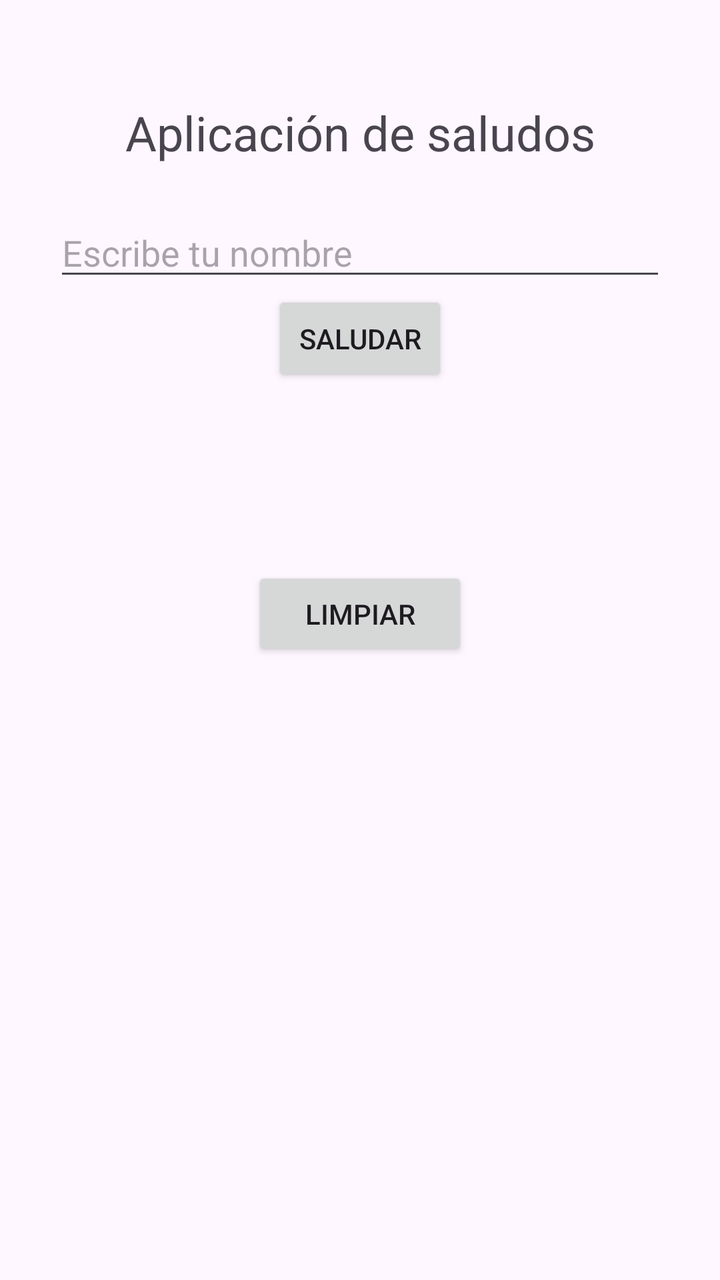
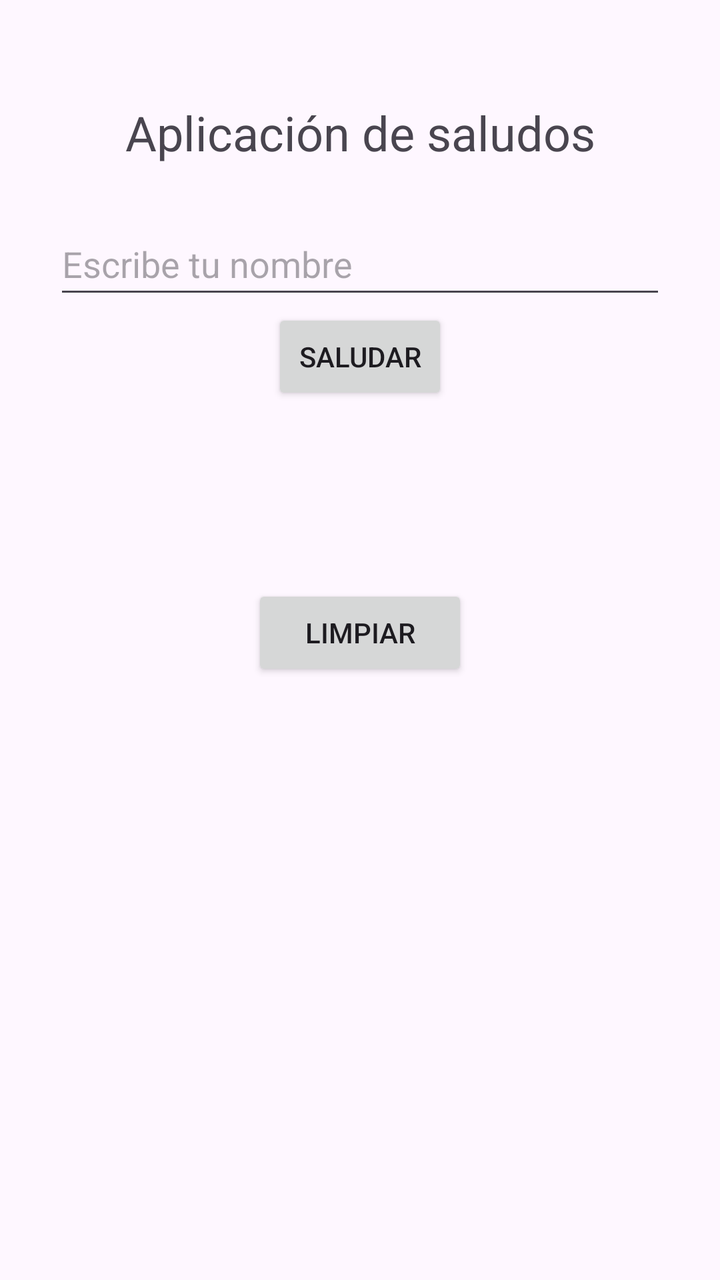

Screens rendered from an Android XML layout before and after an edit, with the pre-edit source and the edit as a unified diff.
<!-- AndroidManifest.xml: application theme Theme.MiApp1 -->
<!-- res/layout/activity_main.xml -->
<?xml version="1.0" encoding="utf-8"?>
<androidx.constraintlayout.widget.ConstraintLayout xmlns:android="http://schemas.android.com/apk/res/android"
    xmlns:app="http://schemas.android.com/apk/res-auto"
    xmlns:tools="http://schemas.android.com/tools"
    android:id="@+id/main"
    android:layout_width="match_parent"
    android:layout_height="match_parent"
    tools:context=".MainActivity">

    <TextView
        android:id="@+id/Titulo"
        android:layout_width="wrap_content"
        android:layout_height="wrap_content"
        android:layout_marginTop="50dp"
        android:text="Aplicación de saludos"
        android:textSize="24sp"
        app:layout_constraintEnd_toEndOf="parent"
        app:layout_constraintStart_toStartOf="parent"
        app:layout_constraintTop_toTopOf="parent" />

    <EditText
        android:id="@+id/Nombre"
        android:layout_width="306dp"
        android:layout_height="39dp"
        android:layout_marginTop="24dp"
        android:autofillHints=""
        android:hint="Escribe tu nombre"
        android:inputType="text"
        app:layout_constraintEnd_toEndOf="parent"
        app:layout_constraintHorizontal_bias="0.498"
        app:layout_constraintStart_toStartOf="parent"
        app:layout_constraintTop_toBottomOf="@+id/Titulo" />

    <Button
        android:id="@+id/BotonCentral"
        android:layout_width="wrap_content"
        android:layout_height="wrap_content"
        android:text="SALUDAR"
        app:layout_constraintEnd_toEndOf="parent"
        app:layout_constraintHorizontal_bias="0.5"
        app:layout_constraintStart_toStartOf="parent"
        app:layout_constraintTop_toBottomOf="@+id/Nombre" />

    <TextView
        android:id="@+id/Mensaje"
        android:layout_width="wrap_content"
        android:layout_height="wrap_content"
        android:layout_marginTop="30dp"
        app:layout_constraintEnd_toEndOf="parent"
        app:layout_constraintHorizontal_bias="0.5"
        app:layout_constraintStart_toStartOf="parent"
        app:layout_constraintTop_toBottomOf="@+id/BotonCentral" />

    <Button
        android:id="@+id/Mibuton"
        android:layout_width="108dp"
        android:layout_height="47dp"
        android:layout_marginTop="41dp"
        android:text="LIMPIAR"
        app:layout_constraintEnd_toEndOf="parent"
        app:layout_constraintHorizontal_bias="0.5"
        app:layout_constraintStart_toStartOf="parent"
        app:layout_constraintTop_toBottomOf="@+id/Mensaje" />

</androidx.constraintlayout.widget.ConstraintLayout>
<!-- resources referenced by this layout -->
<resources>
  <style name="Theme.MiApp1" parent="Base.Theme.MiApp1" />
  <style name="Base.Theme.MiApp1" parent="Theme.Material3.DayNight.NoActionBar">
          
          
      </style>
</resources>

<!-- the commit's change to res/layout/activity_main.xml (unified diff, before → after) -->
@@ -21,7 +21,7 @@
     <EditText
         android:id="@+id/Nombre"
         android:layout_width="306dp"
-        android:layout_height="39dp"
+        android:layout_height="48dp"
         android:layout_marginTop="24dp"
         android:autofillHints=""
         android:hint="Escribe tu nombre"
@@ -52,9 +52,9 @@
         app:layout_constraintTop_toBottomOf="@+id/BotonCentral" />
 
     <Button
-        android:id="@+id/Mibuton"
+        android:id="@+id/Limpiar"
         android:layout_width="108dp"
-        android:layout_height="47dp"
+        android:layout_height="48dp"
         android:layout_marginTop="41dp"
         android:text="LIMPIAR"
         app:layout_constraintEnd_toEndOf="parent"
